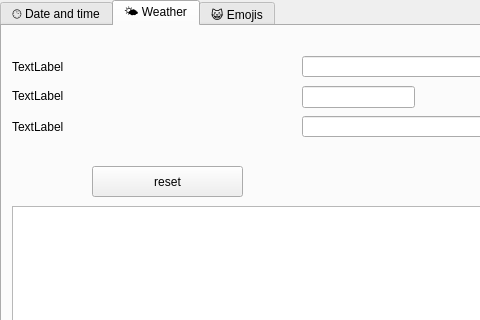
Vicken-Ghoubiguian/desktopWeaDTApp, file maindesktopweadtwindow.ui: the form before one commit; both pictures show x 0 to 480 and y 0 to 320 of the 800 by 600 pixel window.
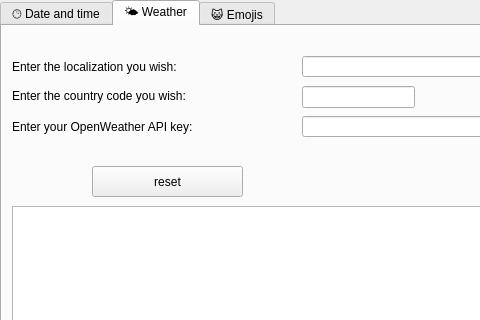
The form after the commit.

Diff of the .ui file:
```diff
--- a/maindesktopweadtwindow.ui
+++ b/maindesktopweadtwindow.ui
@@ -192,7 +192,7 @@
        </rect>
       </property>
       <property name="text">
-       <string>TextLabel</string>
+       <string>Enter the localization you wish:</string>
       </property>
      </widget>
      <widget class="QLabel" name="countryCodeLabel">
@@ -205,7 +205,7 @@
        </rect>
       </property>
       <property name="text">
-       <string>TextLabel</string>
+       <string>Enter the country code you wish:</string>
       </property>
      </widget>
      <widget class="QLabel" name="apiKeyLabel">
@@ -218,7 +218,7 @@
        </rect>
       </property>
       <property name="text">
-       <string>TextLabel</string>
+       <string>Enter your OpenWeather API key:</string>
       </property>
      </widget>
     </widget>
```
